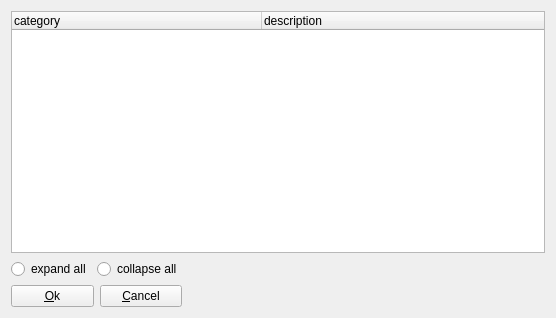
Above: client/uiforms/category_select.ui from Wolframe/configurator before the change. Below: the same form after it.
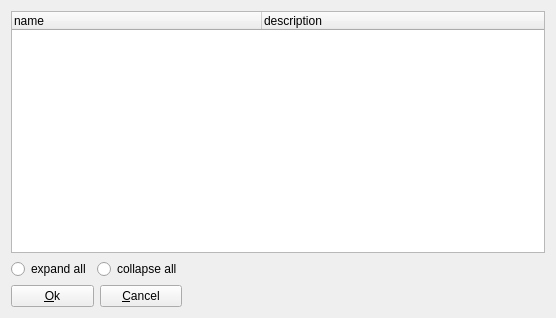
That is the form after the change. Icons and pictures are not drawn.

What changed in the file:
```diff
--- a/client/uiforms/category_select.ui
+++ b/client/uiforms/category_select.ui
@@ -49,7 +49,7 @@
      </attribute>
      <column>
       <property name="text">
-       <string>category</string>
+       <string>name</string>
       </property>
      </column>
      <column>
```
